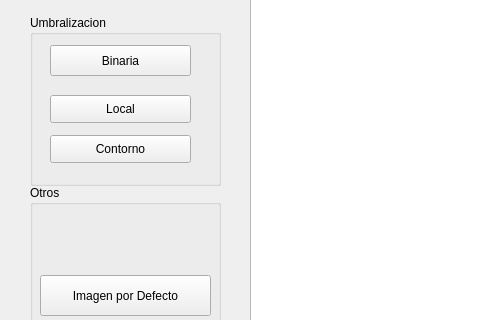
Qt form DSP_CENAT_suite/mainwindow.ui (saul-calderonramirez/CNCA_PRIS_ImPro_Lib) before a commit; both pictures show x 0 to 480 and y 214 to 534 of the 1185 by 977 pixel window.
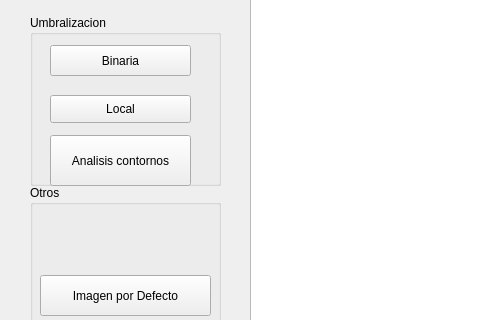
The same form after that commit. Custom widgets are drawn as their Qt base class.

```diff
--- a/DSP_CENAT_suite/mainwindow.ui
+++ b/DSP_CENAT_suite/mainwindow.ui
@@ -74,11 +74,11 @@
        <x>20</x>
        <y>120</y>
        <width>141</width>
-       <height>28</height>
+       <height>51</height>
       </rect>
      </property>
      <property name="text">
-      <string>Contorno</string>
+      <string>Analisis contornos</string>
      </property>
     </widget>
     <zorder>btnSegLocal</zorder>
```
Left out of the diff: 2 changed lines with no effect on the pictures.
